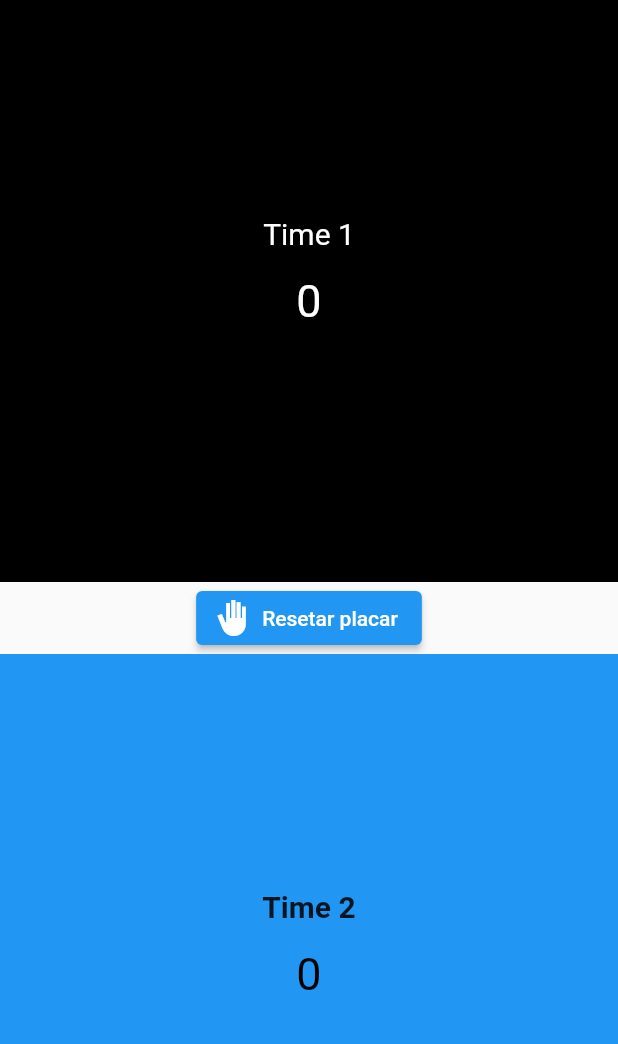
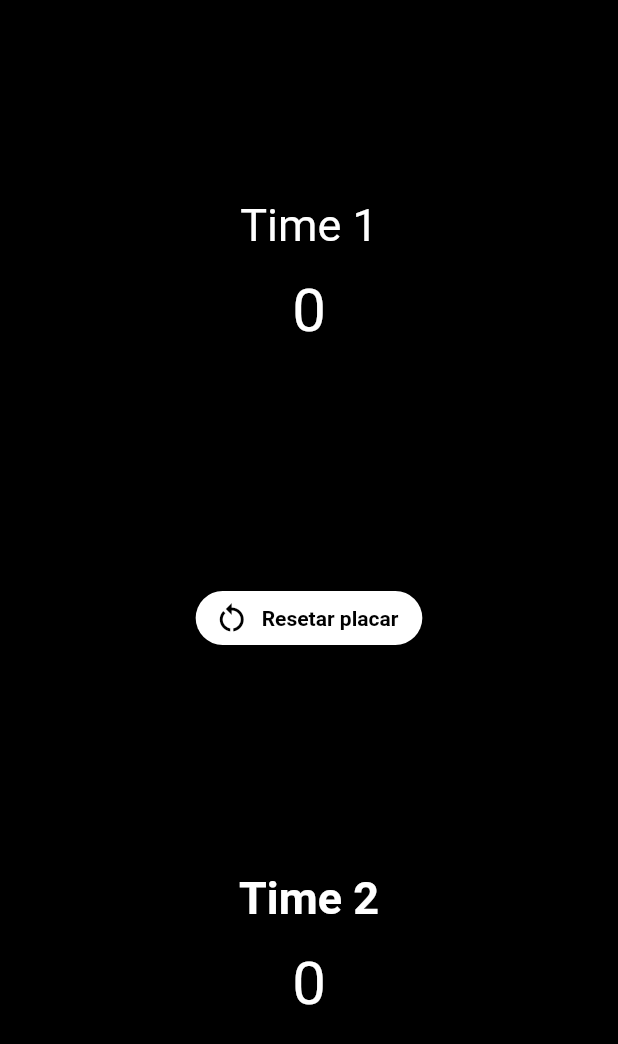
Before and after one commit to Moura14/placar_aplication-flutter, a Flutter app: the screen it shows after launch, on a phone screen of 412 x 824 dp. Shown: the top 1044 px of the screen. Run offline on Flutter 3.47's test engine with Material 2 defaults, Android fonts, the phone set to English and light mode, and no system bars.

Commit message:
alteração em partes do código

```diff
--- a/lib/main.dart
+++ b/lib/main.dart
@@ -59,10 +59,37 @@ class _HomePageState extends State<HomePage> {
   @override
   Widget build(BuildContext context) {
     return Scaffold(
+      backgroundColor: Colors.black,
       body: OrientationBuilder(
         builder: (context, orientation) {
           return orientation == Orientation.landscape
-              ? Row(
+              ? Stack(children: [
+                  Column(
+                    mainAxisAlignment: MainAxisAlignment.center,
+                    children: [
+                      Align(
+                        alignment: Alignment.center,
+                        child: ElevatedButton.icon(
+                            style: ElevatedButton.styleFrom(
+                                backgroundColor: Colors.white,
+                                shape: RoundedRectangleBorder(
+                                    borderRadius: BorderRadius.circular(20))),
+                            onPressed: () {},
+                            icon: const Icon(
+                              Icons.restart_alt,
+                              color: Colors.black,
+                            ),
+                            label: const Text(
+                              'Resetar placar',
+                              style: TextStyle(
+                                  color: Colors.black,
+                                  fontWeight: FontWeight.bold),
+                            )),
+                      ),
+                      const SizedBox(
+                        height: 20,
+                      ),
+                      Row(
                         children: [
                           Expanded(
                             child: GestureDetector(
@@ -72,15 +99,13 @@ class _HomePageState extends State<HomePage> {
                               onTap: () {
                                 setCount1();
                               },
-                        child: Container(
-                          color: Colors.black,
                               child: Column(
                                 mainAxisAlignment: MainAxisAlignment.center,
                                 children: [
                                   const Text(
                                     'Time 1',
                                     style: TextStyle(
-                                    fontSize: 20, color: Colors.white),
+                                        fontSize: 40, color: Colors.white),
                                   ),
                                   const SizedBox(
                                     height: 16,
@@ -88,12 +113,14 @@ class _HomePageState extends State<HomePage> {
                                   Text(
                                     count.toString(),
                                     style: const TextStyle(
-                                    fontSize: 30, color: Colors.white),
+                                        fontSize: 50, color: Colors.white),
                                   ),
                                 ],
                               ),
                             ),
                           ),
+                          const Divider(
+                            color: Colors.white,
                           ),
                           Expanded(
                               child: GestureDetector(
@@ -103,15 +130,15 @@ class _HomePageState extends State<HomePage> {
                             onTap: () {
                               setCount2();
                             },
-                      child: Container(
-                        color: Colors.blue,
                             child: Column(
                               mainAxisAlignment: MainAxisAlignment.center,
                               children: [
                                 const Text(
                                   'Time 2',
                                   style: TextStyle(
-                                  fontSize: 20, fontWeight: FontWeight.bold),
+                                      color: Colors.white,
+                                      fontSize: 40,
+                                      fontWeight: FontWeight.bold),
                                 ),
                                 const SizedBox(
                                   height: 16,
@@ -119,16 +146,18 @@ class _HomePageState extends State<HomePage> {
                                 Text(
                                   count2.toString(),
                                   style: const TextStyle(
-                                fontSize: 30,
-                                color: Colors.black,
+                                    fontSize: 50,
+                                    color: Colors.white,
                                   ),
                                 ),
                               ],
                             ),
-                      ),
                           ))
                         ],
                       )
+                    ],
+                  ),
+                ])
               : Column(
                   children: [
                     Expanded(
@@ -144,11 +173,12 @@ class _HomePageState extends State<HomePage> {
                           color: Colors.black,
                           child: Column(
                             mainAxisAlignment: MainAxisAlignment.center,
+                            crossAxisAlignment: CrossAxisAlignment.center,
                             children: [
                               const Text(
                                 'Time 1',
                                 style: TextStyle(
-                                    fontSize: 20, color: Colors.white),
+                                    fontSize: 30, color: Colors.white),
                               ),
                               const SizedBox(
                                 height: 16,
@@ -156,7 +186,7 @@ class _HomePageState extends State<HomePage> {
                               Text(
                                 count.toString(),
                                 style: const TextStyle(
-                                    fontSize: 30, color: Colors.white),
+                                    fontSize: 40, color: Colors.white),
                               ),
                               const SizedBox(
                                 height: 25,
@@ -168,15 +198,22 @@ class _HomePageState extends State<HomePage> {
                     ),
                     Align(
                       alignment: Alignment.center,
-                      child: Stack(
-                        children: [
-                          ElevatedButton.icon(
-                            label: const Text('Resetar placar'),
-                            icon: const Icon(Icons.back_hand_sharp),
+                      child: ElevatedButton.icon(
+                          style: ElevatedButton.styleFrom(
+                              backgroundColor: Colors.white,
+                              shape: RoundedRectangleBorder(
+                                  borderRadius: BorderRadius.circular(20))),
                           onPressed: () {},
+                          icon: const Icon(
+                            Icons.restart_alt,
+                            color: Colors.black,
                           ),
-                        ],
-                      ),
+                          label: const Text(
+                            'Resetar placar',
+                            style: TextStyle(
+                                color: Colors.black,
+                                fontWeight: FontWeight.bold),
+                          )),
                     ),
                     Expanded(
                       child: GestureDetector(
@@ -188,14 +225,15 @@ class _HomePageState extends State<HomePage> {
                         },
                         child: Container(
                           width: MediaQuery.of(context).size.width,
-                          color: Colors.blue,
+                          color: Colors.black,
                           child: Column(
                               mainAxisAlignment: MainAxisAlignment.center,
                               children: [
                                 const Text(
                                   'Time 2',
                                   style: TextStyle(
-                                      fontSize: 20,
+                                      color: Colors.white,
+                                      fontSize: 30,
                                       fontWeight: FontWeight.bold),
                                 ),
                                 const SizedBox(
@@ -204,8 +242,8 @@ class _HomePageState extends State<HomePage> {
                                 Text(
                                   count2.toString(),
                                   style: const TextStyle(
-                                    fontSize: 30,
-                                    color: Colors.black,
+                                    fontSize: 40,
+                                    color: Colors.white,
                                   ),
                                 ),
                               ]),
```
Lines whose indentation alone changed are shown as unchanged.
